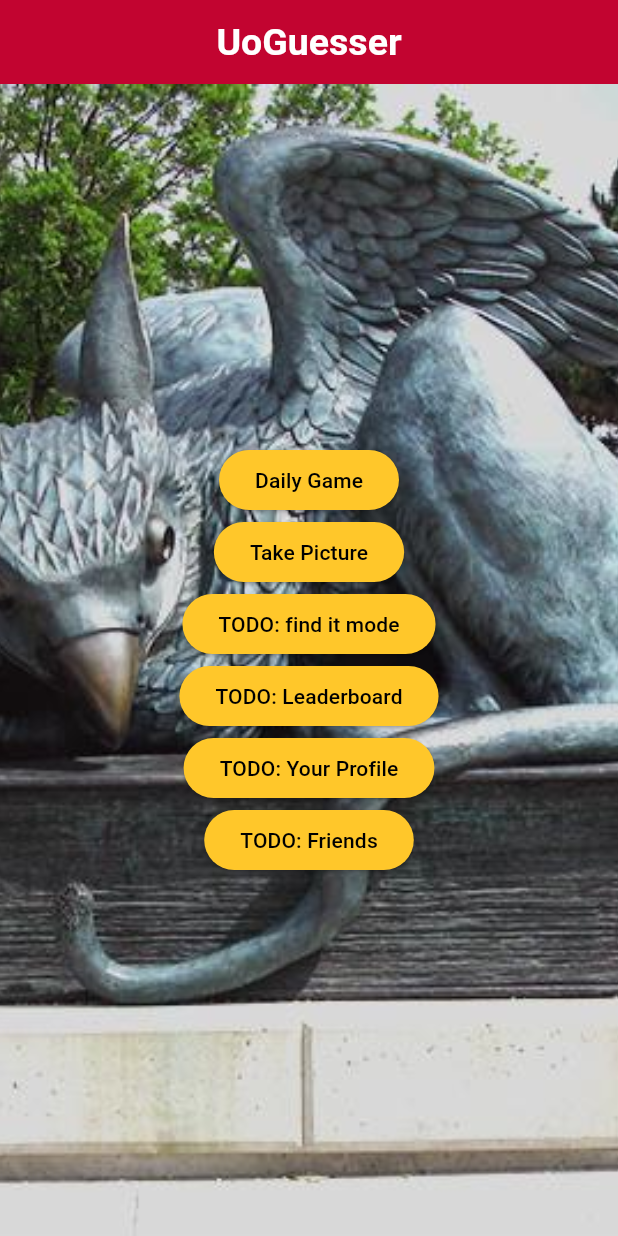
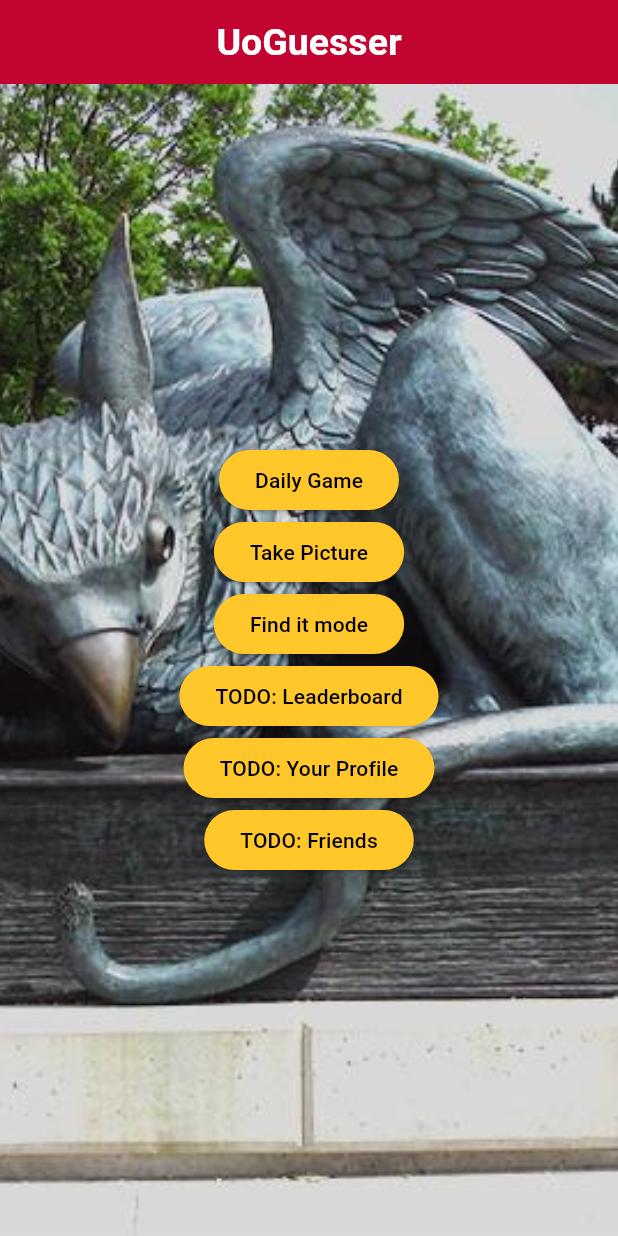
Before and after one commit to Bcutch/UoGuessr, a Flutter app: the screen it shows after launch, on a phone screen of 412 x 824 dp. Run offline on Flutter 3.47's test engine with Material 3 defaults, Android fonts, the phone set to English and light mode, and no system bars; our stand-ins replace flutter_dotenv, geolocator, get_it, go_router, google_maps_flutter, image_picker and 3 more; accounts and stored records are empty.

Commit message:
small text change

```diff
--- a/lib/screens/home_screen.dart
+++ b/lib/screens/home_screen.dart
@@ -51,7 +51,7 @@ class _HomeScreenScreenState extends State<HomeScreen> {
                 ),
                 ElevatedButton(
                   onPressed: () => context.go('/game_guessing_findit'),
-                  child: Text('TODO: find it mode'),
+                  child: Text('Find it mode'),
                 ),
                 ElevatedButton(
                   onPressed: () {},
```
